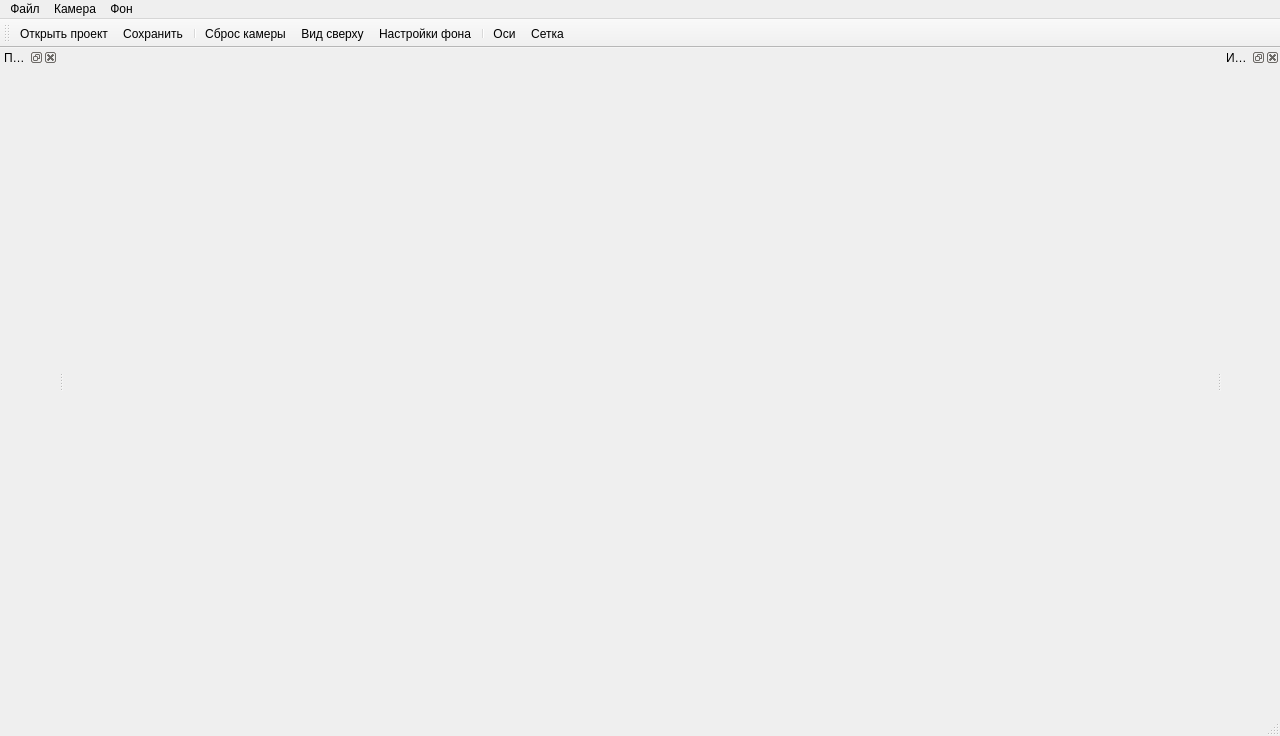
This is UI/Home/newmainwindow.ui in Codbrain1/QSpace as Qt 5 draws it before an edit. The edited form follows.
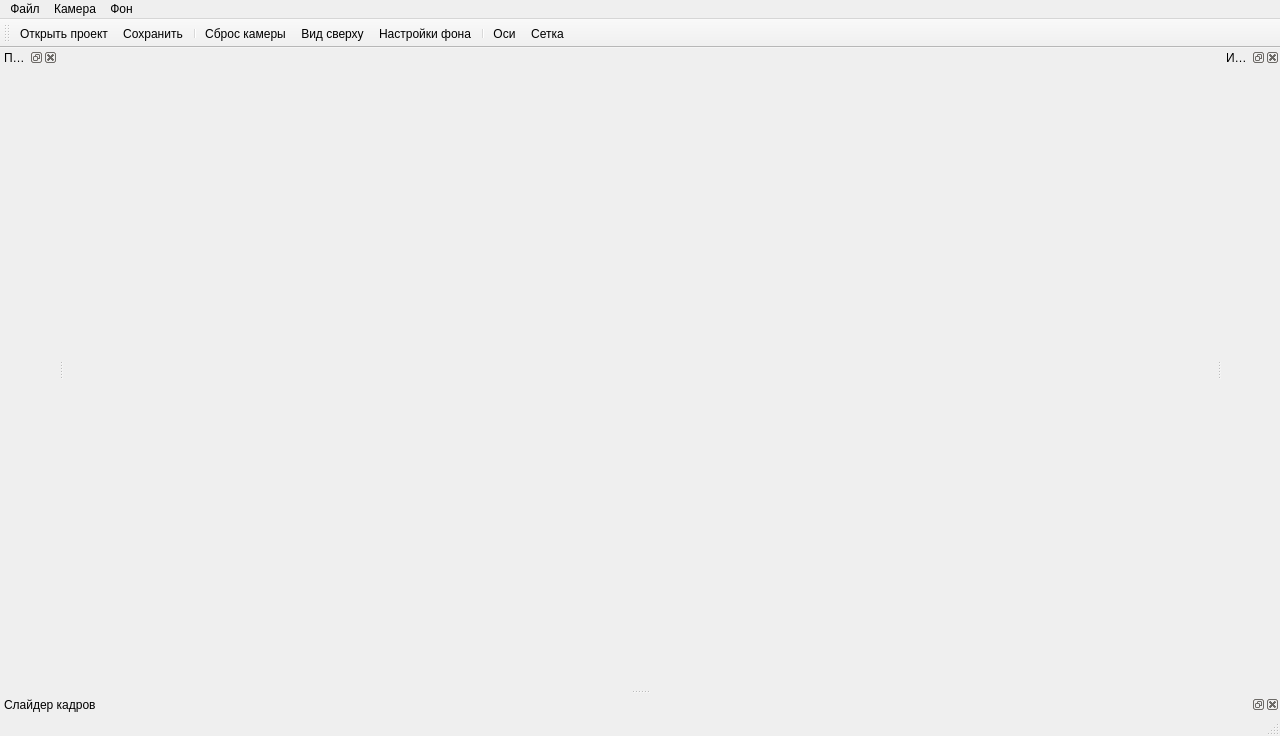
This is the edited form.

Diff of the .ui file:
```diff
--- a/UI/Home/newmainwindow.ui
+++ b/UI/Home/newmainwindow.ui
@@ -116,6 +116,15 @@
     <layout class="QVBoxLayout" name="verticalLayout_2"/>
    </widget>
   </widget>
+  <widget class="QDockWidget" name="dock_timeSlider">
+   <property name="windowTitle">
+    <string>Слайдер кадров</string>
+   </property>
+   <attribute name="dockWidgetArea">
+    <number>8</number>
+   </attribute>
+   <widget class="QWidget" name="dockWidgetContents_TimeSlider"/>
+  </widget>
   <action name="action_open_session">
    <property name="text">
     <string>Открыть проект</string>
```
